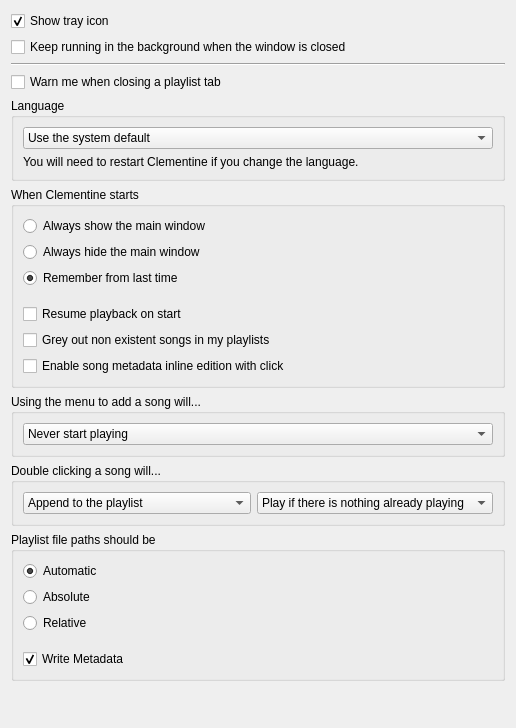
Before: the Qt Designer form src/ui/behavioursettingspage.ui in clementine-player/Clementine, drawn with Qt 5.
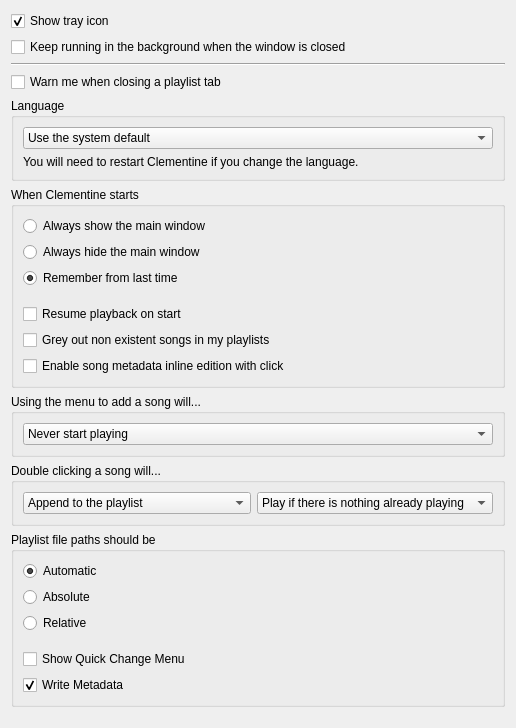
After: the same form once the commit is applied.

Commit message: Add a quick change menu to the playlist container.

```diff
--- a/src/ui/behavioursettingspage.ui
+++ b/src/ui/behavioursettingspage.ui
@@ -281,6 +281,13 @@
         </property>
        </spacer>
       </item>
+      <item>
+       <widget class="QCheckBox" name="b_quickchange_menu">
+        <property name="text">
+         <string>Show Quick Change Menu</string>
+        </property>
+       </widget>
+      </item>
       <item>
        <widget class="QCheckBox" name="b_write_metadata">
         <property name="text">
```
The commit also changes 5 other files.
